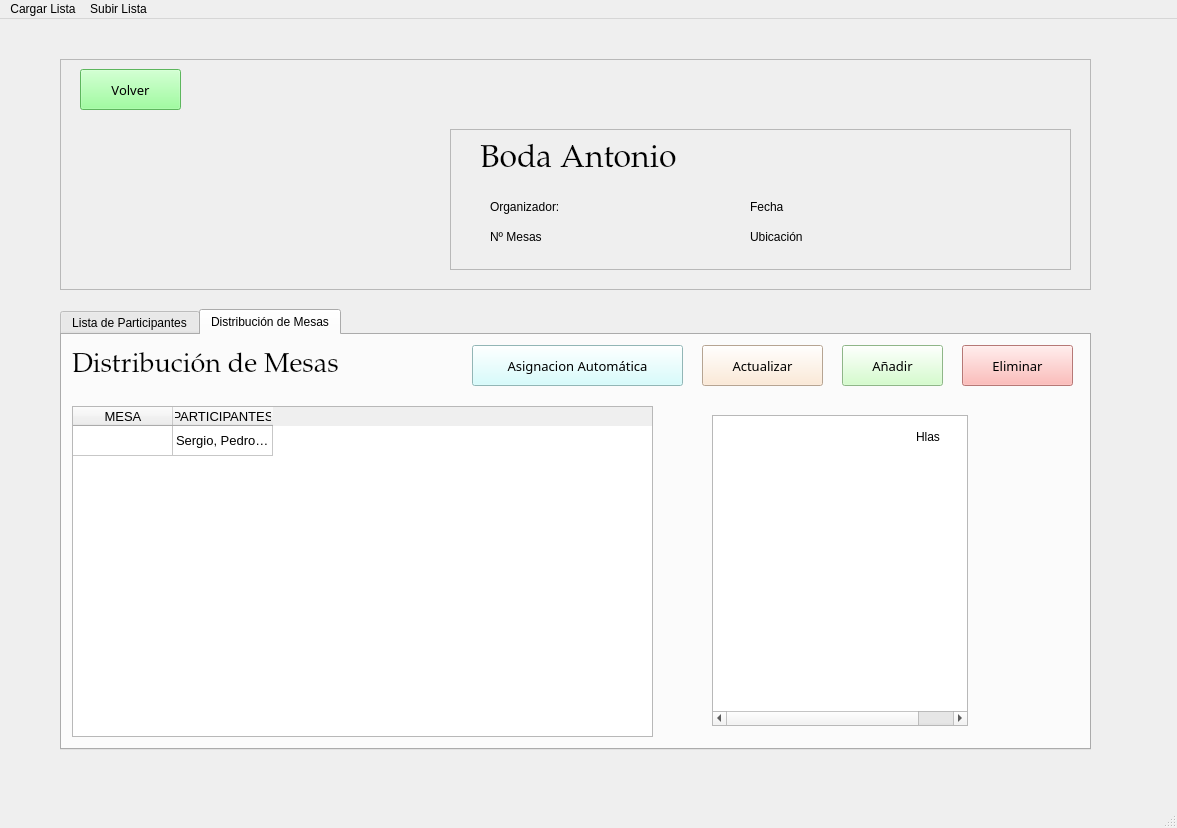
This is src/ui/GestionDeEventos.ui in IvanJesusCorbalanPascual/Gestor-de-Eventos as Qt 5 draws it before an edit. The edited form follows.
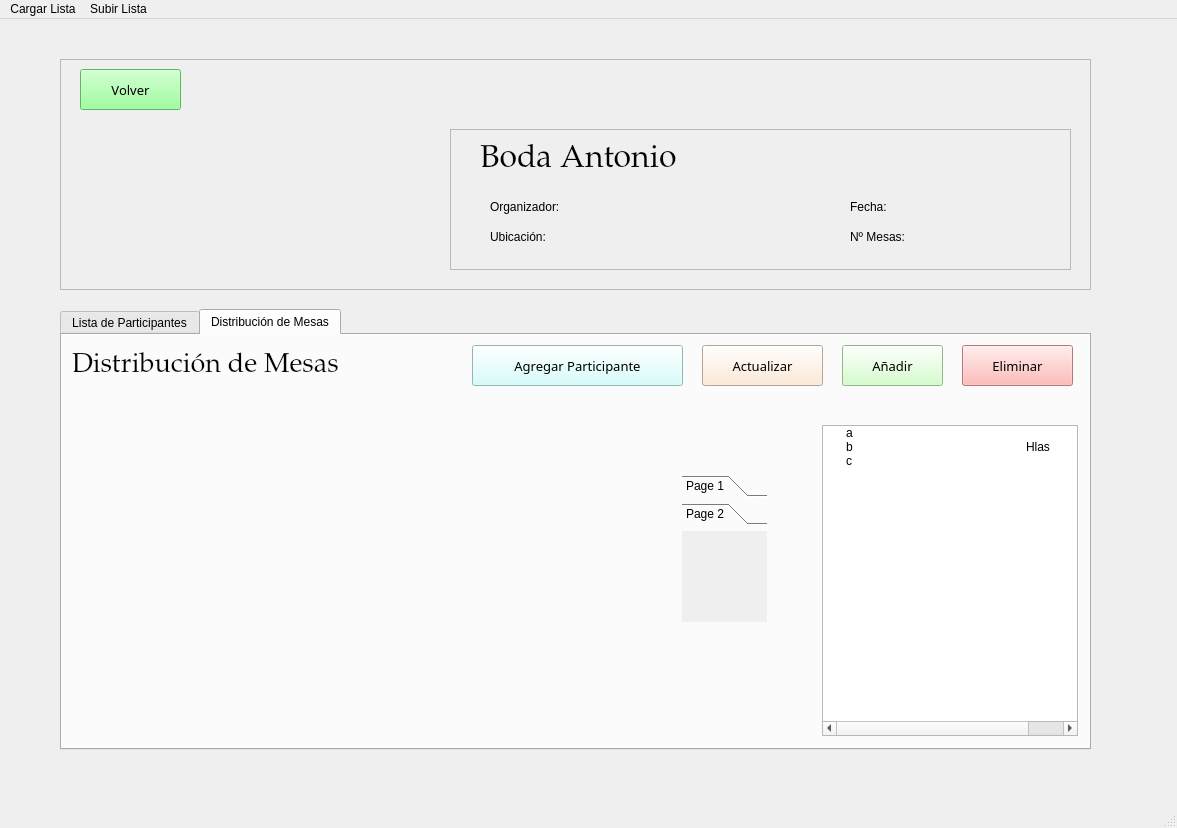
This is the edited form. Icons and pictures are not drawn.

```diff
--- a/src/ui/GestionDeEventos.ui
+++ b/src/ui/GestionDeEventos.ui
@@ -52,7 +52,7 @@
        <string>Lista de Participantes</string>
       </property>
      </widget>
-     <widget class="QTableWidget" name="tableWidget">
+     <widget class="QTableWidget" name="tablaParticipantes">
       <property name="geometry">
        <rect>
         <x>10</x>
@@ -197,12 +197,25 @@
        <string>Asignacion Automática</string>
       </property>
      </widget>
+     <widget class="QSlider" name="verticalSlider">
+      <property name="geometry">
+       <rect>
+        <x>980</x>
+        <y>80</y>
+        <width>22</width>
+        <height>311</height>
+       </rect>
+      </property>
+      <property name="orientation">
+       <enum>Qt::Vertical</enum>
+      </property>
+     </widget>
     </widget>
     <widget class="QWidget" name="Tab2">
      <attribute name="title">
       <string>Distribución de Mesas</string>
      </attribute>
-     <widget class="QPushButton" name="pushButton_12">
+     <widget class="QPushButton" name="btnAgregarParticipante">
       <property name="geometry">
        <rect>
         <x>410</x>
@@ -224,10 +237,10 @@
 }</string>
       </property>
       <property name="text">
-       <string>Asignacion Automática</string>
+       <string>Agregar Participante</string>
       </property>
      </widget>
-     <widget class="QPushButton" name="pushButton_13">
+     <widget class="QPushButton" name="btnActualizarMesa">
       <property name="geometry">
        <rect>
         <x>640</x>
@@ -252,53 +265,6 @@
        <string>Actualizar</string>
       </property>
      </widget>
-     <widget class="QTableWidget" name="tableWidget_3">
-      <property name="geometry">
-       <rect>
-        <x>10</x>
-        <y>71</y>
-        <width>581</width>
-        <height>331</height>
-       </rect>
-      </property>
-      <property name="font">
-       <font>
-        <pointsize>10</pointsize>
-       </font>
-      </property>
-      <attribute name="horizontalHeaderCascadingSectionResizes">
-       <bool>false</bool>
-      </attribute>
-      <attribute name="horizontalHeaderHighlightSections">
-       <bool>true</bool>
-      </attribute>
-      <attribute name="verticalHeaderVisible">
-       <bool>false</bool>
-      </attribute>
-      <attribute name="verticalHeaderShowSortIndicator" stdset="0">
-       <bool>false</bool>
-      </attribute>
-      <row>
-       <property name="text">
-        <string>1</string>
-       </property>
-      </row>
-      <column>
-       <property name="text">
-        <string>MESA</string>
-       </property>
-      </column>
-      <column>
-       <property name="text">
-        <string>PARTICIPANTES</string>
-       </property>
-      </column>
-      <item row="0" column="1">
-       <property name="text">
-        <string>Sergio, Pedro, Sabina, antonio, Ivan, Hugo</string>
-       </property>
-      </item>
-     </widget>
      <widget class="QPushButton" name="btnEliminarMesa">
       <property name="geometry">
        <rect>
@@ -349,7 +315,7 @@
        <string>Añadir</string>
       </property>
      </widget>
-     <widget class="QLabel" name="label_13">
+     <widget class="QLabel" name="lblDistribucionDeMesas">
       <property name="geometry">
        <rect>
         <x>10</x>
@@ -371,8 +337,8 @@
      <widget class="QTreeWidget" name="treeWidget">
       <property name="geometry">
        <rect>
-        <x>650</x>
-        <y>80</y>
+        <x>760</x>
+        <y>90</y>
         <width>256</width>
         <height>311</height>
        </rect>
@@ -406,7 +372,7 @@
       </column>
       <item>
        <property name="text">
-        <string/>
+        <string>a</string>
        </property>
        <property name="text">
         <string/>
@@ -417,7 +383,7 @@
       </item>
       <item>
        <property name="text">
-        <string/>
+        <string>b</string>
        </property>
        <property name="text">
         <string/>
@@ -426,6 +392,50 @@
         <string>Hlas</string>
        </property>
       </item>
+      <item>
+       <property name="text">
+        <string>c</string>
+       </property>
+      </item>
+     </widget>
+     <widget class="QToolBox" name="toolBox">
+      <property name="geometry">
+       <rect>
+        <x>620</x>
+        <y>140</y>
+        <width>85</width>
+        <height>147</height>
+       </rect>
+      </property>
+      <property name="currentIndex">
+       <number>1</number>
+      </property>
+      <widget class="QWidget" name="page">
+       <property name="geometry">
+        <rect>
+         <x>0</x>
+         <y>0</y>
+         <width>85</width>
+         <height>85</height>
+        </rect>
+       </property>
+       <attribute name="label">
+        <string>Page 1</string>
+       </attribute>
+      </widget>
+      <widget class="QWidget" name="page_2">
+       <property name="geometry">
+        <rect>
+         <x>0</x>
+         <y>0</y>
+         <width>85</width>
+         <height>85</height>
+        </rect>
+       </property>
+       <attribute name="label">
+        <string>Page 2</string>
+       </attribute>
+      </widget>
      </widget>
     </widget>
    </widget>
@@ -478,7 +488,7 @@
      <property name="frameShadow">
       <enum>QFrame::Raised</enum>
      </property>
-     <widget class="QLabel" name="label_3">
+     <widget class="QLabel" name="lblOrganizador">
       <property name="geometry">
        <rect>
         <x>40</x>
@@ -491,7 +501,7 @@
        <string>Organizador:</string>
       </property>
      </widget>
-     <widget class="QLabel" name="label_4">
+     <widget class="QLabel" name="lblUbicacion">
       <property name="geometry">
        <rect>
         <x>40</x>
@@ -501,36 +511,36 @@
        </rect>
       </property>
       <property name="text">
-       <string>Nº Mesas</string>
+       <string>Ubicación:</string>
       </property>
      </widget>
-     <widget class="QLabel" name="label_5">
+     <widget class="QLabel" name="lblFecha">
       <property name="geometry">
        <rect>
-        <x>300</x>
+        <x>400</x>
         <y>70</y>
         <width>61</width>
         <height>16</height>
        </rect>
       </property>
       <property name="text">
-       <string>Fecha</string>
+       <string>Fecha:</string>
       </property>
      </widget>
-     <widget class="QLabel" name="label_6">
+     <widget class="QLabel" name="lblMesas">
       <property name="geometry">
        <rect>
-        <x>300</x>
+        <x>400</x>
         <y>100</y>
         <width>61</width>
         <height>16</height>
        </rect>
       </property>
       <property name="text">
-       <string>Ubicación</string>
+       <string>Nº Mesas:</string>
       </property>
      </widget>
-     <widget class="QLabel" name="label_7">
+     <widget class="QLabel" name="lblTituloEvento">
       <property name="geometry">
        <rect>
         <x>30</x>
@@ -550,7 +560,7 @@
       </property>
      </widget>
     </widget>
-    <widget class="QPushButton" name="pushButton_11">
+    <widget class="QPushButton" name="btnVolver">
      <property name="geometry">
       <rect>
        <x>20</x>
```
